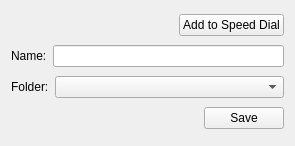
Before: the Qt Designer form src/lib/bookmarks/bookmarkswidget.ui in ff2000/qupzilla, drawn with Qt 5.
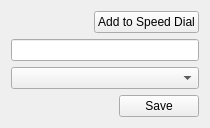
After: the same form once the commit is applied.

Commit message: remove name/folder labels

The edit to the form file:
```diff
--- a/src/lib/bookmarks/bookmarkswidget.ui
+++ b/src/lib/bookmarks/bookmarkswidget.ui
@@ -6,8 +6,8 @@
    <rect>
     <x>0</x>
     <y>0</y>
-    <width>295</width>
-    <height>146</height>
+    <width>210</width>
+    <height>128</height>
    </rect>
   </property>
   <property name="windowTitle">
@@ -45,28 +45,8 @@
     </layout>
    </item>
    <item>
-    <layout class="QHBoxLayout" name="horizontalLayout_4">
-     <item>
-      <widget class="QLabel" name="label_3">
-       <property name="text">
-        <string>Name:</string>
-       </property>
-      </widget>
-     </item>
-     <item>
       <widget class="QLineEdit" name="name"/>
      </item>
-    </layout>
-   </item>
-   <item>
-    <layout class="QHBoxLayout" name="horizontalLayout_5">
-     <item>
-      <widget class="QLabel" name="label_2">
-       <property name="text">
-        <string>Folder:</string>
-       </property>
-      </widget>
-     </item>
      <item>
       <widget class="QComboBox" name="folder">
        <property name="sizePolicy">
@@ -77,13 +57,8 @@
        </property>
       </widget>
      </item>
-    </layout>
-   </item>
    <item>
     <layout class="QHBoxLayout" name="horizontalLayout">
-     <property name="spacing">
-      <number>5</number>
-     </property>
      <item>
       <spacer name="horizontalSpacer">
        <property name="orientation">
@@ -100,7 +75,7 @@
      <item>
       <widget class="QPushButton" name="saveRemove">
        <property name="sizePolicy">
-        <sizepolicy hsizetype="Fixed" vsizetype="Fixed">
+        <sizepolicy hsizetype="Preferred" vsizetype="Fixed">
          <horstretch>0</horstretch>
          <verstretch>0</verstretch>
         </sizepolicy>
```
Left out of the diff: 2 changed lines with no effect on the pictures. Lines whose indentation alone changed are shown as unchanged. The commit also changes 1 other file.
